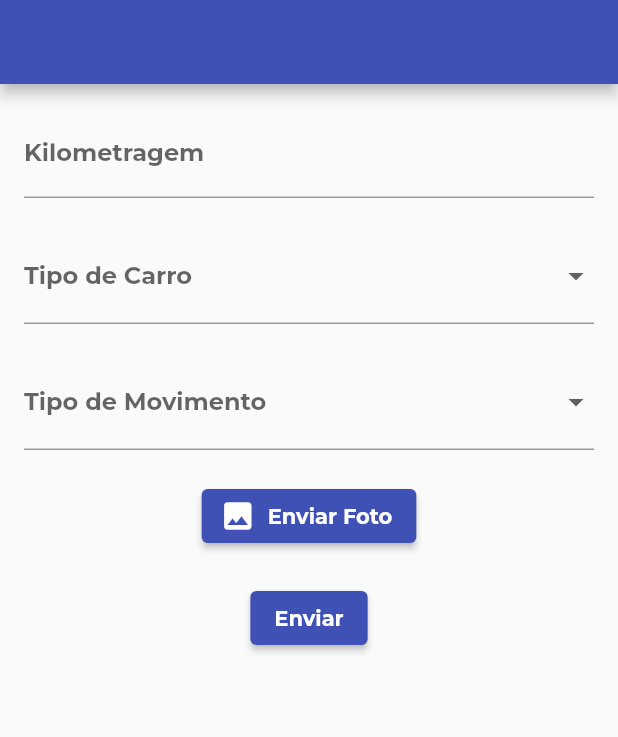
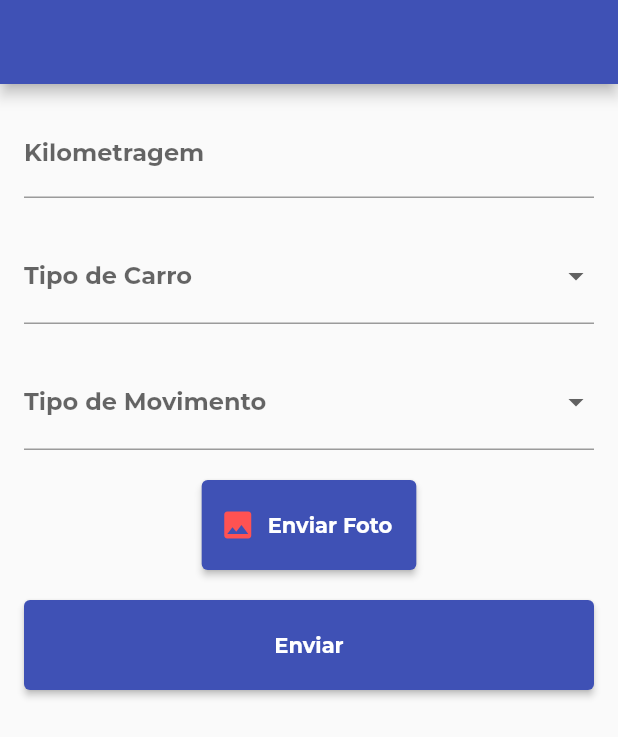
Before and after one commit to NSuzano/app_odometro, a Flutter app: the screen it shows after launch, on a phone screen of 412 x 824 dp. Shown: the top 737 px of the screen. Run offline on Flutter 3.47's test engine with Material 2 defaults, Android fonts, the phone set to English and light mode, and no system bars; our stand-ins replace get, image_cropper, image_picker; missing offline and left inert: google_mlkit_text_recognition; project files that could hold a hidden picture were left out.

Commit message:
style: Melhorado o estilo do botão

```diff
--- a/lib/race/race_form.dart
+++ b/lib/race/race_form.dart
@@ -23,7 +23,8 @@ class _RaceFormState extends State<RaceForm> {
   Widget build(BuildContext context) {
     return Scaffold(
       appBar: AppBar(),
-      body: Padding(
+      body: SingleChildScrollView(
+        child: Padding(
           padding: const EdgeInsets.all(16.0),
           child: Form(
             key: _formKey,
@@ -88,7 +89,9 @@ class _RaceFormState extends State<RaceForm> {
                   },
                 ),
                 SizedBox(height: 20),
-              ElevatedButton.icon(
+                SizedBox(
+                  height: 60,
+                  child: ElevatedButton.icon(
                       onPressed: () {
                         imagePickerModal(context, onCameraTap: () {
                           pickImage(source: ImageSource.camera).then((value) {
@@ -120,10 +123,17 @@ class _RaceFormState extends State<RaceForm> {
                           });
                         });
                       },
-                  icon: Icon(Icons.photo),
+                      icon: Icon(
+                        Icons.photo,
+                        color: Colors.redAccent,
+                      ),
                       label: Text("Enviar Foto")),
+                ),
                 SizedBox(height: 20),
-              ElevatedButton(
+                SizedBox(
+                  height: 60,
+                  width: double.infinity,
+                  child: ElevatedButton(
                     onPressed: () {
                       if (_formKey.currentState!.validate()) {
                         _formKey.currentState!.save();
@@ -135,7 +145,9 @@ class _RaceFormState extends State<RaceForm> {
                     },
                     child: Text('Enviar'),
                   ),
+                ),
               ],
+            ),
           ),
         ),
       ),
```
Lines whose indentation alone changed are shown as unchanged.
